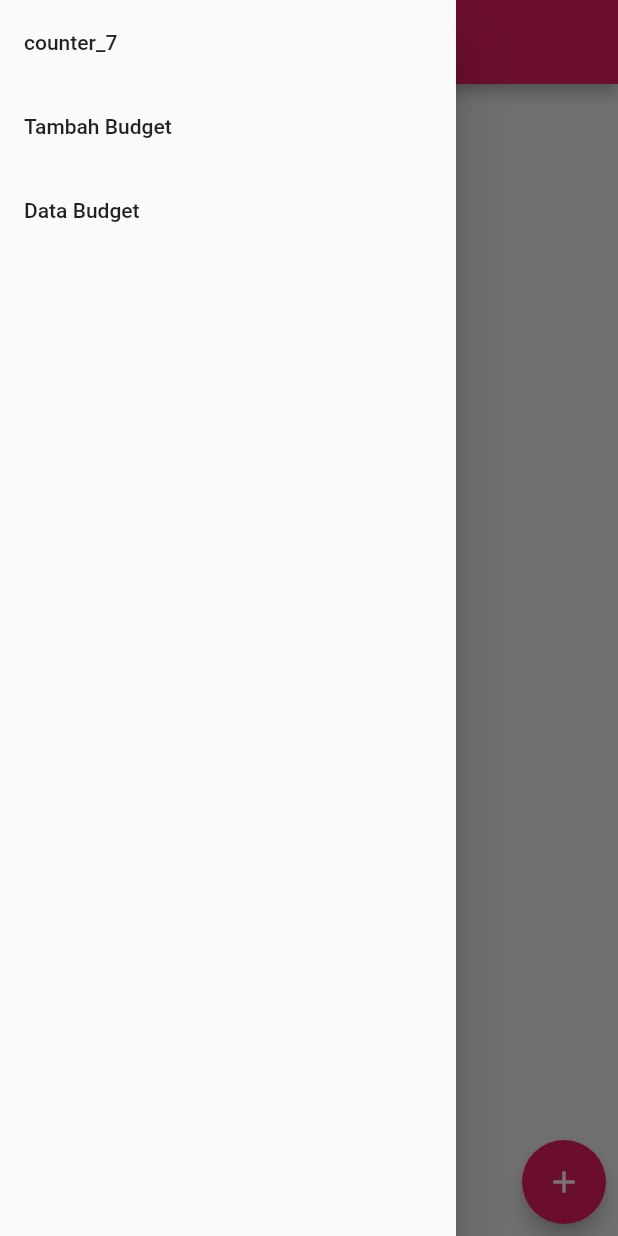
After one commit to rakhanyr/Flutter-Assignments, a Flutter app: the MyHomePage screen opened directly, with the side drawer open, on a phone screen of 412 x 824 dp. The commit adds this screen. Run offline on Flutter 3.47's test engine with Material 2 defaults, Android fonts, the phone set to English and light mode, and no system bars.

Commit message:
TUGAS 8 REFACTOR DRAWER

```diff
--- /dev/null
+++ b/counter_7/lib/drawer.dart
@@ -0,0 +1,50 @@
+import 'package:counter_7/data.dart';
+import 'package:counter_7/form.dart';
+import 'package:counter_7/main.dart';
+import 'package:flutter/material.dart';
+
+class DrawerApp extends StatelessWidget {
+  const DrawerApp({key});
+
+  @override
+  Widget build(BuildContext context) {
+    // Menambahkan drawer menu
+      return Drawer(
+            child: Column(
+              children: [
+                // Menambahkan clickable menu
+                ListTile(
+                  title: const Text('counter_7'),
+                  onTap: () {
+                    // Route menu ke halaman utama
+                    Navigator.pushReplacement(
+                      context,
+                      MaterialPageRoute(builder: (context) => const MyHomePage(title: 'counter_7',)),
+                    );
+                  },
+                ),
+                ListTile(
+                  title: const Text('Tambah Budget'),
+                  onTap: () {
+                    // Route menu ke halaman form
+                    Navigator.pushReplacement(
+                      context,
+                      MaterialPageRoute(builder: (context) => const MyFormPage()),
+                    );
+                  },
+                ),
+                ListTile(
+                  title: const Text('Data Budget'),
+                  onTap: () {
+                    // Route menu ke halaman form
+                    Navigator.pushReplacement(
+                      context,
+                      MaterialPageRoute(builder: (context) => const MyDataPage()),
+                    );
+                  },
+                ),
+              ],
+            ),
+          );
+  }
+}
--- a/counter_7/lib/form.dart
+++ b/counter_7/lib/form.dart
@@ -136,6 +136,8 @@ class _MyFormPageState extends State<MyFormPage> {
                             return null;
                         },
                     ),
+
+
                       ),
                     DropdownButtonFormField(
                       value: _jenisTransaksi,
--- a/counter_7/lib/objectModel.dart
+++ b/counter_7/lib/objectModel.dart
@@ -8,6 +8,7 @@ class BudgetModel {
     required this.judul,
     required this.harga,
     required this.jenisTransaksi,
+
   });
 
   static void addNewBudget({
```
Also changed, not shown: counter_7/lib/main.dart (+3 -37 lines).
